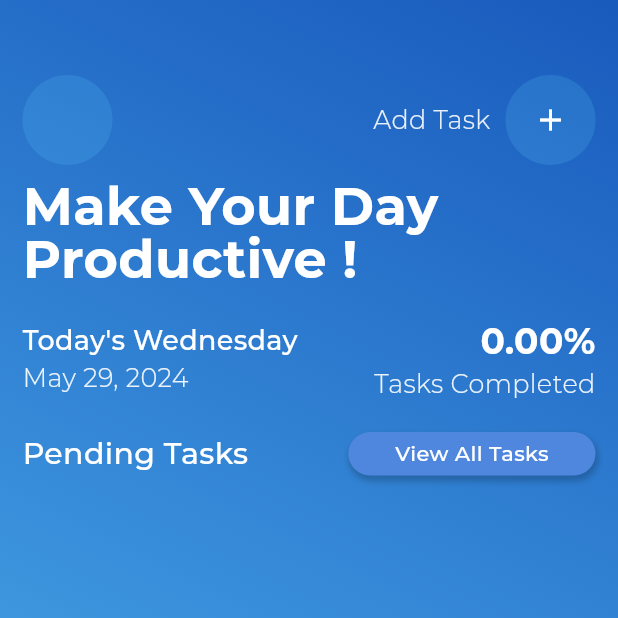
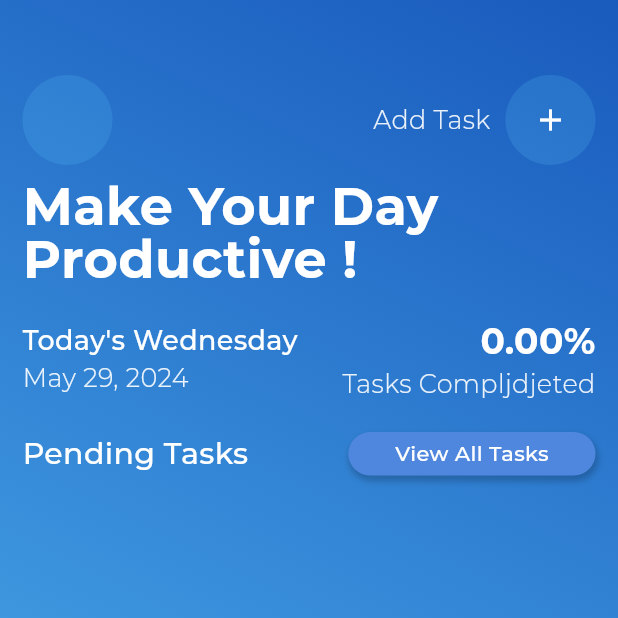
Before and after one commit to mianhusnain1/To_Do, a Flutter app: the screen it shows after launch, on a phone screen of 412 x 824 dp, the top half of it. Run offline on Flutter 3.47's test engine with Material 3 defaults, Android fonts, the phone set to English and light mode, and no system bars; drawn by our look-alikes of lottie; our stand-ins replace flutter_slidable, flutter_spinkit, hive, hive_flutter; accounts and stored records are empty; project files that could hold a hidden picture were left out.

Commit message:
Task Screen Adopter

```diff
--- a/lib/screens/home.dart
+++ b/lib/screens/home.dart
@@ -191,7 +191,7 @@ class _HomeScreenState extends State<HomeScreen> {
                 children: [
                   _buildPercentageWidget(),
                   Text(
-                    "Tasks Completed",
+                    "Tasks Compljdjeted",
                     style: TextStyle(
                         color: Colors.white.withOpacity(0.9),
                         fontSize: 17,
```
